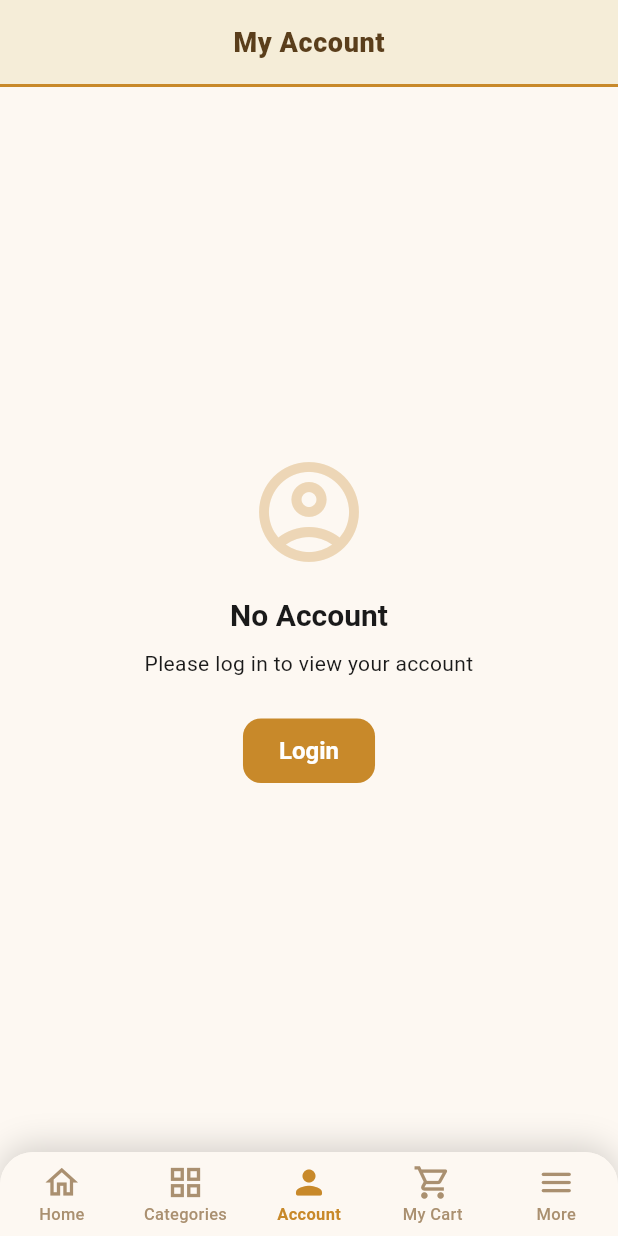
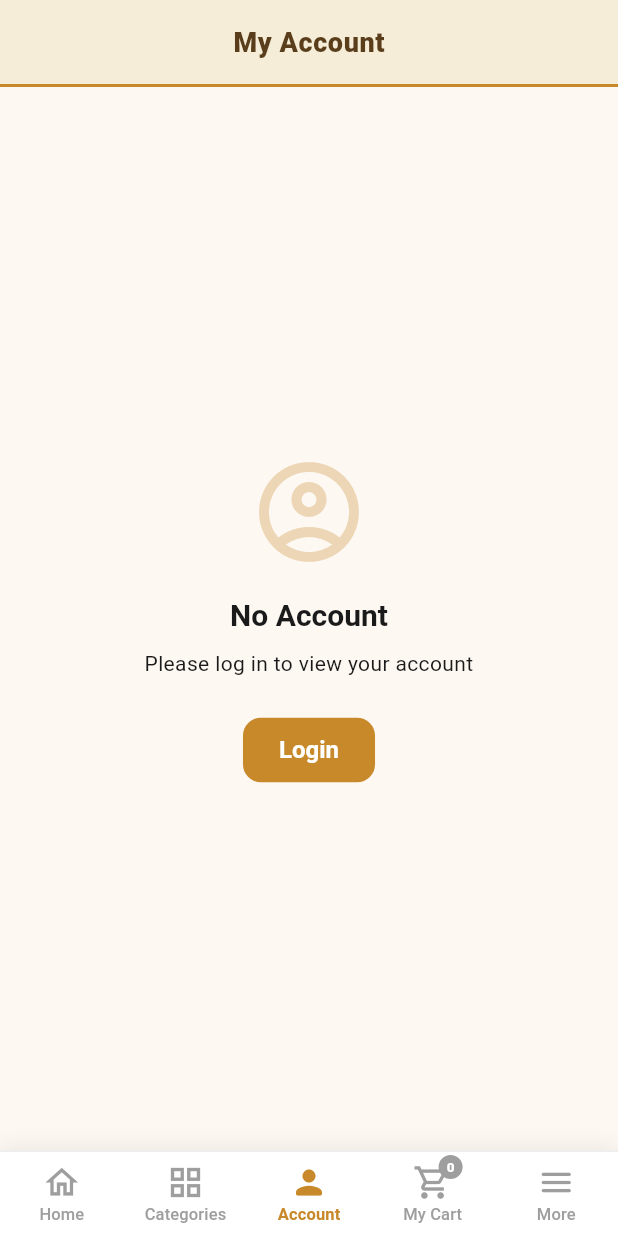
Before and after one commit to uq1534-cell/shireen-bakers-app, a Flutter app: the screen it shows after launch, item 3 of the bottom bar chosen, on a phone screen of 412 x 824 dp. Run offline on Flutter 3.47's test engine with Material 3 defaults, Android fonts, the phone set to English and light mode, and no system bars; our stand-ins replace carousel_slider, flutter_dotenv, supabase_flutter; accounts and stored records are empty.

Commit message:
Updated UI

```diff
--- a/lib/widgets/bottom_nav_bar.dart
+++ b/lib/widgets/bottom_nav_bar.dart
@@ -1,4 +1,6 @@
 import 'package:flutter/material.dart';
+import 'package:provider/provider.dart';
+import '../providers/cart_provider.dart';
 
 class BottomNavBar extends StatelessWidget {
   final int currentIndex;
@@ -6,79 +8,135 @@ class BottomNavBar extends StatelessWidget {
 
   const BottomNavBar({super.key, this.currentIndex = 0, this.onTap});
 
-  static const _cream  = Color(0xFFFDF8F2);
-  static const _gold   = Color(0xFFC8892A);
-  static const _muted  = Color(0xFFAA9070);
+  static const _active   = Color(0xFFC8892A); // golden brown
+  static const _inactive = Color(0xFF9E9E9E); // muted grey
 
   @override
   Widget build(BuildContext context) {
+    return Consumer<CartProvider>(
+      builder: (context, cart, _) {
+        final cartCount = cart.items.length;
+
         return Container(
           decoration: const BoxDecoration(
-        color: _cream,
-        borderRadius: BorderRadius.only(
-          topLeft:  Radius.circular(22),
-          topRight: Radius.circular(22),
+            color: Colors.white,
+            border: Border(
+              top: BorderSide(color: Color(0xFFEEEEEE), width: 1),
             ),
             boxShadow: [
               BoxShadow(
-            color:      Color(0x2A000000),
-            blurRadius: 18,
-            offset:     Offset(0, -4),
+                color: Color(0x14000000),
+                blurRadius: 12,
+                offset: Offset(0, -2),
               ),
             ],
           ),
-      child: ClipRRect(
-        borderRadius: const BorderRadius.only(
-          topLeft:  Radius.circular(22),
-          topRight: Radius.circular(22),
+          child: BottomNavigationBar(
+            currentIndex: currentIndex,
+            onTap: onTap,
+            type: BottomNavigationBarType.fixed,
+            elevation: 0,
+            backgroundColor: Colors.white,
+            selectedItemColor: _active,
+            unselectedItemColor: _inactive,
+            selectedLabelStyle: const TextStyle(
+              fontWeight: FontWeight.w700,
+              fontSize: 11,
+              letterSpacing: 0.1,
             ),
-        child: BottomNavigationBar(
-          currentIndex:          currentIndex,
-          onTap:                 onTap,
-          type:                  BottomNavigationBarType.fixed,
-          elevation:             0,
-          backgroundColor:       _cream,
-          selectedItemColor:     _gold,
-          unselectedItemColor:   _muted,
-          selectedLabelStyle:    const TextStyle(
-            fontWeight: FontWeight.w700,
-            fontSize:   11,
-            letterSpacing: 0.2,
+            unselectedLabelStyle: const TextStyle(
+              fontWeight: FontWeight.w500,
+              fontSize: 11,
             ),
-          unselectedLabelStyle:  const TextStyle(
-            fontWeight: FontWeight.w500,
-            fontSize:   11,
-          ),
-          iconSize: 26,
-          items: const [
-            BottomNavigationBarItem(
-              icon:       Icon(Icons.home_outlined),
-              activeIcon: Icon(Icons.home_rounded),
+            items: [
+              // ── Home ─────────────────────────────────────────────────────
+              const BottomNavigationBarItem(
+                icon:       Icon(Icons.home_outlined,  size: 26),
+                activeIcon: Icon(Icons.home_rounded,   size: 26),
                 label:      'Home',
               ),
-            BottomNavigationBarItem(
-              icon:       Icon(Icons.grid_view_outlined),
-              activeIcon: Icon(Icons.grid_view_rounded),
+
+              // ── Categories ───────────────────────────────────────────────
+              const BottomNavigationBarItem(
+                icon:       Icon(Icons.grid_view_outlined, size: 26),
+                activeIcon: Icon(Icons.grid_view_rounded,  size: 26),
                 label:      'Categories',
               ),
-            BottomNavigationBarItem(
-              icon:       Icon(Icons.person_outline_rounded),
-              activeIcon: Icon(Icons.person_rounded),
+
+              // ── Account ──────────────────────────────────────────────────
+              const BottomNavigationBarItem(
+                icon:       Icon(Icons.person_outline_rounded, size: 26),
+                activeIcon: Icon(Icons.person_rounded,         size: 26),
                 label:      'Account',
               ),
+
+              // ── My Cart (with badge) ─────────────────────────────────────
               BottomNavigationBarItem(
-              icon:       Icon(Icons.shopping_cart_outlined),
-              activeIcon: Icon(Icons.shopping_cart_rounded),
-              label:      'My Cart',
+                icon: _CartIcon(count: cartCount, active: false),
+                activeIcon: _CartIcon(count: cartCount, active: true),
+                label: 'My Cart',
               ),
-            BottomNavigationBarItem(
-              icon:       Icon(Icons.menu_rounded),
-              activeIcon: Icon(Icons.menu_rounded),
+
+              // ── More ─────────────────────────────────────────────────────
+              const BottomNavigationBarItem(
+                icon:       Icon(Icons.menu_rounded, size: 26),
+                activeIcon: Icon(Icons.menu_rounded, size: 26,
+                    color: Color(0xFFC8892A)),
                 label:      'More',
               ),
             ],
           ),
-      ),
+        );
+      },
     );
   }
 }
+
+/// Cart icon with a badge that always shows the item count (0 when empty).
+class _CartIcon extends StatelessWidget {
+  final int  count;
+  final bool active;
+
+  const _CartIcon({required this.count, required this.active});
+
+  @override
+  Widget build(BuildContext context) {
+    return Stack(
+      clipBehavior: Clip.none,
+      children: [
+        Icon(
+          active
+              ? Icons.shopping_cart_rounded
+              : Icons.shopping_cart_outlined,
+          size:  26,
+          color: active
+              ? const Color(0xFFC8892A)
+              : const Color(0xFF9E9E9E),
+        ),
+        Positioned(
+          top:   -5,
+          right: -7,
+          child: Container(
+            constraints: const BoxConstraints(minWidth: 16, minHeight: 16),
+            padding: const EdgeInsets.symmetric(horizontal: 4, vertical: 1),
+            decoration: BoxDecoration(
+              color: count > 0
+                  ? const Color(0xFFC8892A)
+                  : const Color(0xFF9E9E9E),
+              borderRadius: BorderRadius.circular(10),
+            ),
+            child: Text(
+              '$count',
+              style: const TextStyle(
+                color:      Colors.white,
+                fontSize:   9,
+                fontWeight: FontWeight.w800,
+              ),
+              textAlign: TextAlign.center,
+            ),
+          ),
+        ),
+      ],
+    );
+  }
+}
```
Also changed, not shown: 1 other file. Lines whose indentation alone changed are shown as unchanged.
